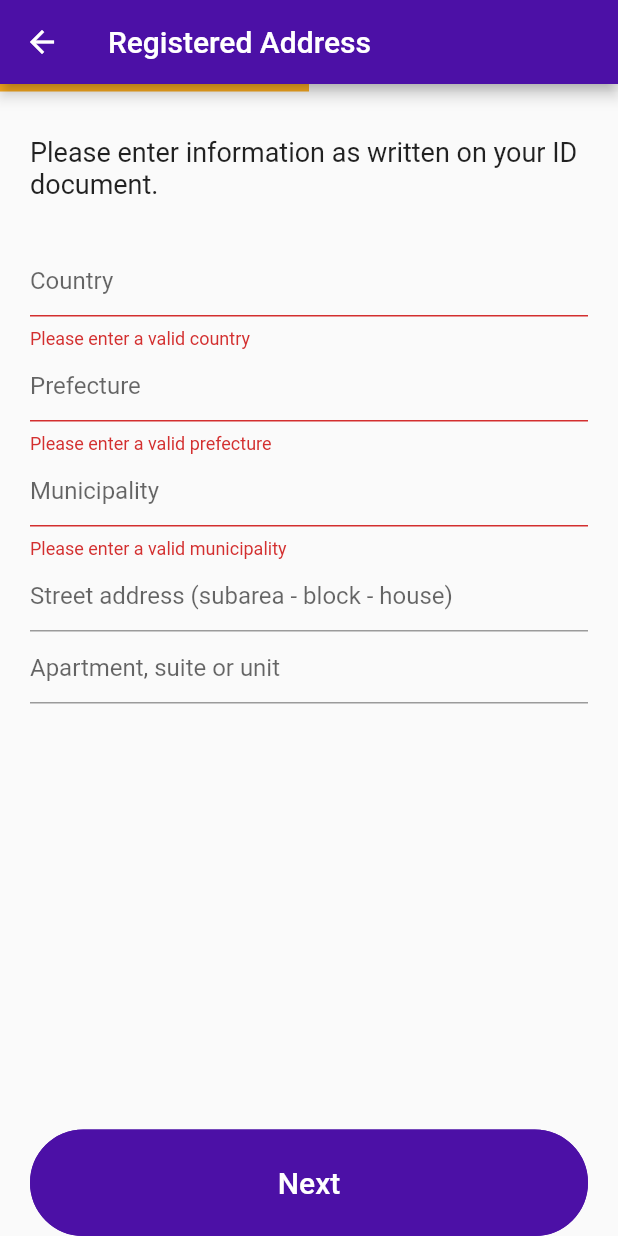
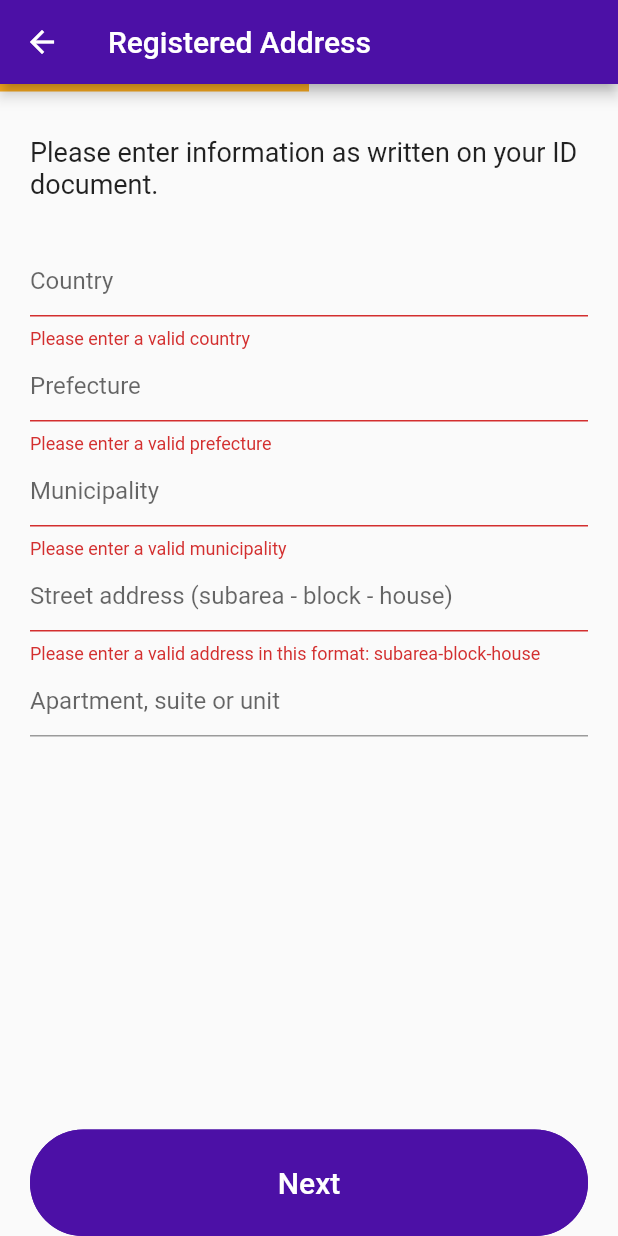
Before and after one commit to hungrymissilepod/gigabank-flutter-assignment, a Flutter app: the AddressScreen screen opened directly, after a tap on "Next", on a phone screen of 412 x 824 dp. Run offline on Flutter 3.47's test engine with Material 2 defaults, Android fonts, the phone set to English and light mode, and no system bars; drawn by our look-alikes of percent_indicator; our stand-ins replace bloc, equatable, flutter_bloc, formz.

Commit message:
feat: Add streetAddress validation

```diff
--- a/lib/address/address_screen.dart
+++ b/lib/address/address_screen.dart
@@ -19,12 +19,14 @@ class _AddressScreenState extends State<AddressScreen> {
   final FocusNode _countryFocusNode = FocusNode();
   final FocusNode _prefectureFocusNode = FocusNode();
   final FocusNode _municipalityFocusNode = FocusNode();
+  final FocusNode _streetAddressFocusNode = FocusNode();
 
   @override
   void dispose() {
     _countryFocusNode.dispose();
     _prefectureFocusNode.dispose();
     _municipalityFocusNode.dispose();
+    _streetAddressFocusNode.dispose();
     super.dispose();
   }
 
@@ -75,7 +77,8 @@ class _AddressScreenState extends State<AddressScreen> {
                               focusNode: _prefectureFocusNode,
                               initialValue: state.prefecture.value,
                               hintText: prefectureHint,
-                              errorText: state.country.displayError != null ? 'Please enter a valid prefecture' : null,
+                              errorText:
+                                  state.prefecture.displayError != null ? 'Please enter a valid prefecture' : null,
                               onChanged: (value) {
                                 context.read<AddressFormBloc>().add(PrefectureChanged(prefecture: value));
                               },
@@ -90,10 +93,16 @@ class _AddressScreenState extends State<AddressScreen> {
                                 context.read<AddressFormBloc>().add(MunicipalityChanged(municipality: value));
                               },
                             ),
-                            TextFormField(
-                              decoration: InputDecoration(
-                                hintText: streetAddressHint,
-                              ),
+                            ValidatedFormField(
+                              focusNode: _streetAddressFocusNode,
+                              initialValue: state.streetAddress.value,
+                              hintText: streetAddressHint,
+                              errorText: state.streetAddress.displayError != null
+                                  ? 'Please enter a valid address in this format: subarea-block-house'
+                                  : null,
+                              onChanged: (value) {
+                                context.read<AddressFormBloc>().add(StreetAddressChanged(streetAddress: value));
+                              },
                             ),
                             TextFormField(
                               decoration: InputDecoration(
--- a/lib/address/bloc/address_form_bloc.dart
+++ b/lib/address/bloc/address_form_bloc.dart
@@ -3,6 +3,7 @@ import 'package:equatable/equatable.dart';
 import 'package:flutterassignment/models/models.dart';
 import 'package:flutterassignment/models/municipality.dart';
 import 'package:flutterassignment/models/prefecture.dart';
+import 'package:flutterassignment/models/street_address.dart';
 import 'package:formz/formz.dart';
 
 part 'address_form_event.dart';
@@ -13,6 +14,7 @@ class AddressFormBloc extends Bloc<AddressFormEvent, AddressFormState> {
     on<CountryChanged>(_onCountryChanged);
     on<PrefectureChanged>(_onPrefectureChanged);
     on<MunicipalityChanged>(_onMunicipalityChanged);
+    on<StreetAddressChanged>(_onStreetAddressChanged);
     on<FormSubmitted>(_onFormSubmitted);
   }
 
@@ -23,7 +25,7 @@ class AddressFormBloc extends Bloc<AddressFormEvent, AddressFormState> {
     final Country country = Country.dirty(event.country);
     emit(state.copyWith(
       country: country.isValid ? country : Country.pure(event.country),
-      isValid: Formz.validate([country]),
+      isValid: Formz.validate([country, state.prefecture, state.municipality, state.streetAddress]),
     ));
   }
 
@@ -34,7 +36,7 @@ class AddressFormBloc extends Bloc<AddressFormEvent, AddressFormState> {
     final Prefecture prefecture = Prefecture.dirty(event.prefecture);
     emit(state.copyWith(
       prefecture: prefecture.isValid ? prefecture : Prefecture.pure(event.prefecture),
-      isValid: Formz.validate([prefecture]),
+      isValid: Formz.validate([state.country, prefecture, state.municipality, state.streetAddress]),
     ));
   }
 
@@ -45,7 +47,18 @@ class AddressFormBloc extends Bloc<AddressFormEvent, AddressFormState> {
     final Municipality municipality = Municipality.dirty(event.municipality);
     emit(state.copyWith(
       municipality: municipality.isValid ? municipality : Municipality.pure(event.municipality),
-      isValid: Formz.validate([municipality]),
+      isValid: Formz.validate([state.country, state.prefecture, municipality, state.streetAddress]),
+    ));
+  }
+
+  Future<void> _onStreetAddressChanged(
+    StreetAddressChanged event,
+    Emitter<AddressFormState> emit,
+  ) async {
+    final StreetAddress streetAddress = StreetAddress.dirty(event.streetAddress);
+    emit(state.copyWith(
+      streetAddress: streetAddress.isValid ? streetAddress : StreetAddress.pure(event.streetAddress),
+      isValid: Formz.validate([state.country, state.prefecture, state.municipality, streetAddress]),
     ));
   }
 
@@ -56,13 +69,15 @@ class AddressFormBloc extends Bloc<AddressFormEvent, AddressFormState> {
     final Country country = Country.dirty(state.country.value);
     final Prefecture prefecture = Prefecture.dirty(state.prefecture.value);
     final Municipality municipality = Municipality.dirty(state.municipality.value);
-    print('_onFormSubmitted: $country - $prefecture - $municipality');
+    final StreetAddress streetAddress = StreetAddress.dirty(state.streetAddress.value);
+    print('_onFormSubmitted: $country - $prefecture - $municipality - $streetAddress');
     emit(
       state.copyWith(
         country: country,
         prefecture: prefecture,
         municipality: municipality,
-        isValid: Formz.validate([country, prefecture, municipality]),
+        streetAddress: streetAddress,
+        isValid: Formz.validate([country, prefecture, municipality, streetAddress]),
       ),
     );
     if (state.isValid) {
--- a/lib/address/bloc/address_form_event.dart
+++ b/lib/address/bloc/address_form_event.dart
@@ -34,4 +34,13 @@ final class MunicipalityChanged extends AddressFormEvent {
   List<Object> get props => [municipality];
 }
 
+final class StreetAddressChanged extends AddressFormEvent {
+  const StreetAddressChanged({required this.streetAddress});
+
+  final String streetAddress;
+
+  @override
+  List<Object> get props => [streetAddress];
+}
+
 final class FormSubmitted extends AddressFormEvent {}
--- a/lib/address/bloc/address_form_state.dart
+++ b/lib/address/bloc/address_form_state.dart
@@ -5,6 +5,7 @@ final class AddressFormState extends Equatable {
     this.country = const Country.pure(),
     this.prefecture = const Prefecture.pure(),
     this.municipality = const Municipality.pure(),
+    this.streetAddress = const StreetAddress.pure(),
     this.isValid = false,
     this.status = FormzSubmissionStatus.initial,
   });
@@ -12,6 +13,7 @@ final class AddressFormState extends Equatable {
   final Country country;
   final Prefecture prefecture;
   final Municipality municipality;
+  final StreetAddress streetAddress;
   final bool isValid;
   final FormzSubmissionStatus status;
 
@@ -19,6 +21,7 @@ final class AddressFormState extends Equatable {
     Country? country,
     Prefecture? prefecture,
     Municipality? municipality,
+    StreetAddress? streetAddress,
     bool? isValid,
     bool? buttonEnabled,
     FormzSubmissionStatus? status,
@@ -27,11 +30,12 @@ final class AddressFormState extends Equatable {
       country: country ?? this.country,
       prefecture: prefecture ?? this.prefecture,
       municipality: municipality ?? this.municipality,
+      streetAddress: streetAddress ?? this.streetAddress,
       isValid: isValid ?? this.isValid,
       status: status ?? this.status,
     );
   }
 
   @override
-  List<Object> get props => [country, prefecture, municipality, status];
+  List<Object> get props => [country, prefecture, municipality, streetAddress, status];
 }
--- /dev/null
+++ b/lib/models/street_address.dart
@@ -0,0 +1,18 @@
+import 'package:formz/formz.dart';
+
+enum StreetAddressValidationError { invalid }
+
+final class StreetAddress extends FormzInput<String, StreetAddressValidationError> {
+  const StreetAddress.pure([super.value = '']) : super.pure();
+  const StreetAddress.dirty([super.value = '']) : super.dirty();
+
+  @override
+  StreetAddressValidationError? validator(String value) {
+    /// Ensure that [value] is in the [subarea-block-house] format
+    final RegExp regExp = RegExp(r'[0-9]+-[0-9]+-[0-9]+');
+    if (regExp.hasMatch(value) == false) {
+      return StreetAddressValidationError.invalid;
+    }
+    return null;
+  }
+}
```
